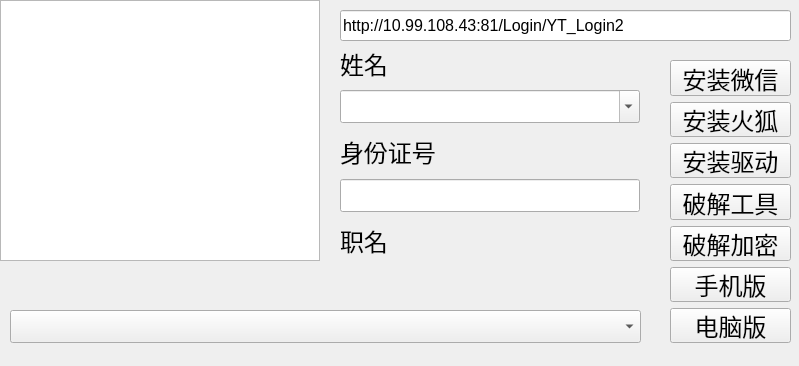
Before: the Qt Designer form mainwindow.ui in jackadam1981/shoujitiku, drawn with Qt 5.
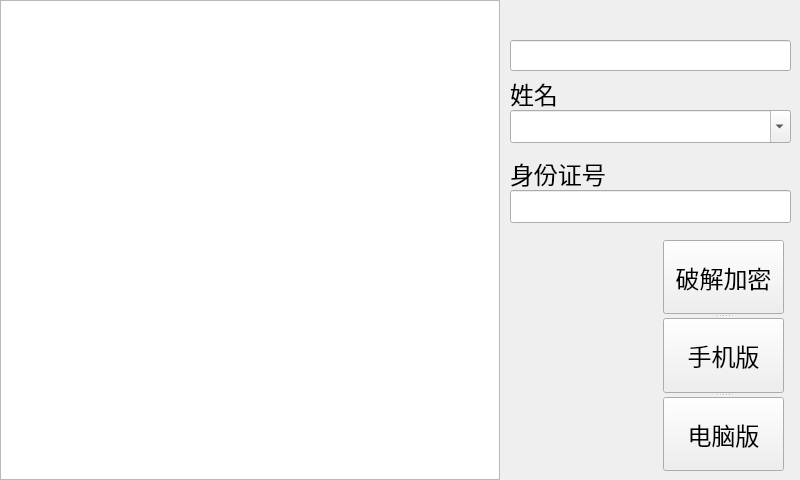
After: the same form once the commit is applied.

Patch:
```diff
--- a/mainwindow.ui
+++ b/mainwindow.ui
@@ -6,8 +6,8 @@
    <rect>
     <x>0</x>
     <y>0</y>
-    <width>799</width>
-    <height>366</height>
+    <width>800</width>
+    <height>480</height>
    </rect>
   </property>
   <property name="windowTitle">
@@ -19,8 +19,8 @@
      <rect>
       <x>0</x>
       <y>0</y>
-      <width>320</width>
-      <height>261</height>
+      <width>500</width>
+      <height>480</height>
      </rect>
     </property>
     <property name="font">
@@ -33,9 +33,9 @@
    <widget class="QLineEdit" name="urlEdit">
     <property name="geometry">
      <rect>
-      <x>340</x>
-      <y>10</y>
-      <width>451</width>
+      <x>510</x>
+      <y>40</y>
+      <width>281</width>
       <height>31</height>
      </rect>
     </property>
@@ -46,14 +46,14 @@
      </font>
     </property>
     <property name="text">
-     <string>http://10.99.108.43:81/Login/YT_Login2</string>
+     <string/>
     </property>
    </widget>
    <widget class="QLabel" name="label">
     <property name="geometry">
      <rect>
-      <x>340</x>
-      <y>50</y>
+      <x>510</x>
+      <y>80</y>
       <width>48</width>
       <height>27</height>
      </rect>
@@ -71,9 +71,9 @@
    <widget class="QComboBox" name="nameBox">
     <property name="geometry">
      <rect>
-      <x>340</x>
-      <y>90</y>
-      <width>300</width>
+      <x>510</x>
+      <y>110</y>
+      <width>281</width>
       <height>33</height>
      </rect>
     </property>
@@ -90,8 +90,8 @@
    <widget class="QLabel" name="label_2">
     <property name="geometry">
      <rect>
-      <x>340</x>
-      <y>138</y>
+      <x>510</x>
+      <y>160</y>
       <width>96</width>
       <height>27</height>
      </rect>
@@ -109,9 +109,9 @@
    <widget class="QLineEdit" name="numEdit">
     <property name="geometry">
      <rect>
-      <x>340</x>
-      <y>179</y>
-      <width>300</width>
+      <x>510</x>
+      <y>190</y>
+      <width>281</width>
       <height>33</height>
      </rect>
     </property>
@@ -121,108 +121,25 @@
       <pointsize>18</pointsize>
      </font>
     </property>
+    <property name="text">
+     <string/>
+    </property>
     <property name="clearButtonEnabled">
      <bool>true</bool>
     </property>
    </widget>
-   <widget class="QLabel" name="label_3">
+   <widget class="QSplitter" name="splitter">
     <property name="geometry">
      <rect>
-      <x>340</x>
-      <y>227</y>
-      <width>48</width>
-      <height>27</height>
-     </rect>
-    </property>
-    <property name="font">
-     <font>
-      <family>Arial</family>
-      <pointsize>18</pointsize>
-     </font>
-    </property>
-    <property name="text">
-     <string>职名</string>
-    </property>
-   </widget>
-   <widget class="QComboBox" name="kindBox">
-    <property name="geometry">
-     <rect>
-      <x>10</x>
-      <y>310</y>
-      <width>631</width>
-      <height>33</height>
-     </rect>
-    </property>
-    <property name="font">
-     <font>
-      <family>Arial</family>
-      <pointsize>18</pointsize>
-     </font>
-    </property>
-   </widget>
-   <widget class="QWidget" name="layoutWidget">
-    <property name="geometry">
-     <rect>
-      <x>670</x>
-      <y>60</y>
+      <x>663</x>
+      <y>240</y>
       <width>121</width>
-      <height>283</height>
+      <height>231</height>
      </rect>
     </property>
-    <layout class="QVBoxLayout" name="verticalLayout">
-     <item>
-      <widget class="QPushButton" name="B_wechat">
-       <property name="font">
-        <font>
-         <family>Arial</family>
-         <pointsize>18</pointsize>
-        </font>
-       </property>
-       <property name="text">
-        <string>安装微信</string>
-       </property>
-      </widget>
-     </item>
-     <item>
-      <widget class="QPushButton" name="B_firefox">
-       <property name="font">
-        <font>
-         <family>Arial</family>
-         <pointsize>18</pointsize>
-        </font>
-       </property>
-       <property name="text">
-        <string>安装火狐</string>
-       </property>
-      </widget>
-     </item>
-     <item>
-      <widget class="QPushButton" name="B_driver">
-       <property name="font">
-        <font>
-         <family>Arial</family>
-         <pointsize>18</pointsize>
-        </font>
-       </property>
-       <property name="text">
-        <string>安装驱动</string>
-       </property>
-      </widget>
-     </item>
-     <item>
-      <widget class="QPushButton" name="B_npcap">
-       <property name="font">
-        <font>
-         <family>Arial</family>
-         <pointsize>18</pointsize>
-        </font>
-       </property>
-       <property name="text">
-        <string>破解工具</string>
-       </property>
-      </widget>
-     </item>
-     <item>
+    <property name="orientation">
+     <enum>Qt::Vertical</enum>
+    </property>
       <widget class="QPushButton" name="B_uid">
        <property name="font">
         <font>
@@ -234,8 +151,6 @@
         <string>破解加密</string>
        </property>
       </widget>
-     </item>
-     <item>
       <widget class="QPushButton" name="B_internet">
        <property name="font">
         <font>
@@ -247,8 +162,6 @@
         <string>手机版</string>
        </property>
       </widget>
-     </item>
-     <item>
       <widget class="QPushButton" name="B_ethernet">
        <property name="font">
         <font>
@@ -260,8 +173,6 @@
         <string>电脑版</string>
        </property>
       </widget>
-     </item>
-    </layout>
    </widget>
   </widget>
  </widget>
```
Left out of the diff: 64 changed lines with no effect on the pictures. Lines whose indentation alone changed are shown as unchanged.
